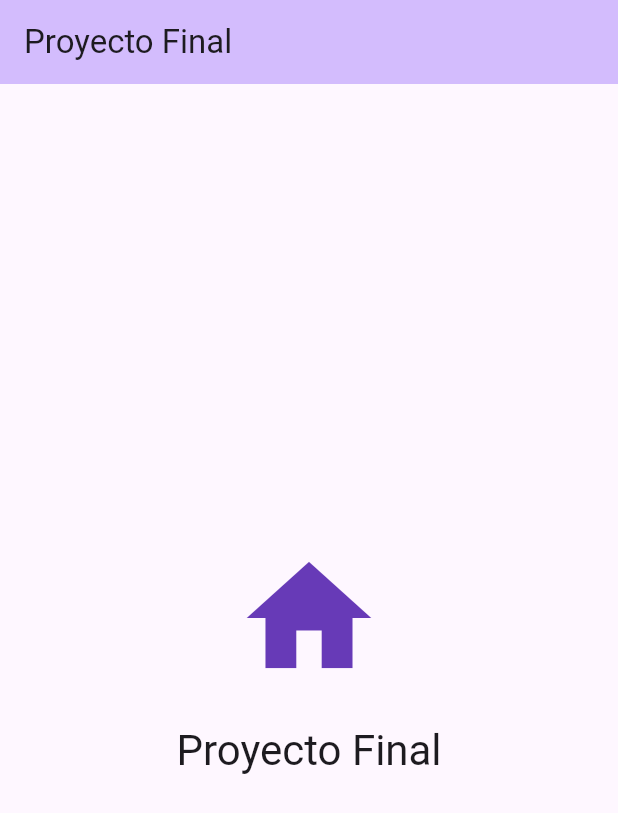
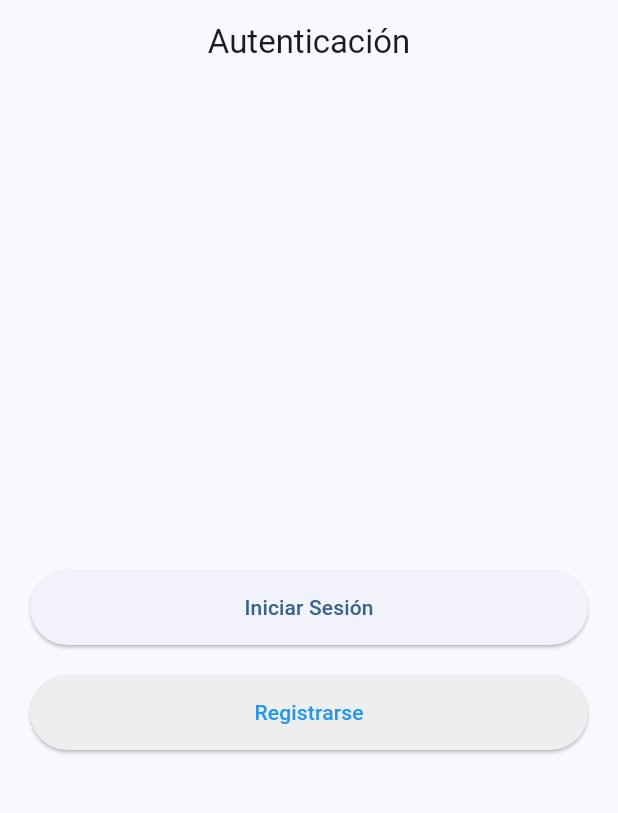
Before and after one commit to Area51-espe/Avianca-EMSA, a Flutter app: the screen it shows after launch, on a phone screen of 412 x 824 dp. Shown: the top 813 px of the screen. Run offline on Flutter 3.47's test engine with Material 3 defaults, Android fonts, the phone set to English and light mode, and no system bars; our stand-ins replace cloud_firestore, firebase_auth, firebase_core; accounts and stored records are empty.

Commit message:
feat(backend): Implementación completa de autenticación y Base de Datos

```diff
--- a/lib/main.dart
+++ b/lib/main.dart
@@ -1,6 +1,22 @@
 import 'package:flutter/material.dart';
+import 'package:firebase_core/firebase_core.dart';
 
-void main() {
+void main() async {
+  WidgetsFlutterBinding.ensureInitialized();
+
+  // Configuración manual de Firebase
+  await Firebase.initializeApp(
+    options: const FirebaseOptions(
+      apiKey:
+          "AIzaSyCFRnB5paigeA1UkUxovJEra7eKRulzthg", // Reemplaza con tu API Key real
+      appId:
+          "1:313384693994:android:5e5f745be19da865d76793", // Reemplaza con tu App ID real
+      messagingSenderId: "313384693994",
+      projectId: "appaviancaemsa",
+    ),
+  );
+  print('Conexión a Firebase: ${Firebase.apps.isNotEmpty ? 'Éxito' : 'Falló'}');
+
   runApp(const MyApp());
 }
 
@@ -10,46 +26,61 @@ class MyApp extends StatelessWidget {
   @override
   Widget build(BuildContext context) {
     return MaterialApp(
-      title: 'Proyecto Final', // Changed the app title
+      debugShowCheckedModeBanner: false,
+      title: 'Avianca EMSA',
       theme: ThemeData(
-        colorScheme: ColorScheme.fromSeed(seedColor: Colors.deepPurple),
+        colorScheme: ColorScheme.fromSeed(
+          seedColor: Colors.blue,
+          brightness: Brightness.light,
+        ),
         useMaterial3: true,
       ),
-      home: const MyHomePage(title: 'Proyecto Final'), // Changed the home page title
+      home: const AuthScreen(),
     );
   }
 }
 
-class MyHomePage extends StatelessWidget { // Changed to StatelessWidget
-  const MyHomePage({super.key, required this.title});
-
-  final String title;
+class AuthScreen extends StatelessWidget {
+  const AuthScreen({super.key});
 
   @override
   Widget build(BuildContext context) {
     return Scaffold(
       appBar: AppBar(
-        backgroundColor: Theme.of(context).colorScheme.inversePrimary,
-        title: Text(title), // Uses the title passed to the widget
+        title: const Text('Autenticación'),
+        centerTitle: true,
       ),
-      body: Center(
-        child: Column(
-          mainAxisAlignment: MainAxisAlignment.center,
-          children: <Widget>[
-            const Icon(
-              Icons.home, // Home icon
-              size: 100.0, // Adjust size as needed
-              color: Colors.deepPurple, // Adjust color as needed
-            ),
-            const SizedBox(height: 20), // Adds some space between the icon and text
-            Text(
-              'Proyecto Final', // The desired text
-              style: Theme.of(context).textTheme.headlineMedium,
-            ),
-          ],
+      body: Padding(
+        padding: const EdgeInsets.all(20.0),
+        child: Center(
+          child: Column(
+            mainAxisAlignment: MainAxisAlignment.center,
+            children: [
+              ElevatedButton(
+                onPressed: () {
+                  // Lógica para iniciar sesión
+                },
+                style: ElevatedButton.styleFrom(
+                  minimumSize: const Size(double.infinity, 50),
+                ),
+                child: const Text('Iniciar Sesión'),
+              ),
+              const SizedBox(height: 20),
+              ElevatedButton(
+                onPressed: () {
+                  // Lógica para registrarse
+                },
+                style: ElevatedButton.styleFrom(
+                  minimumSize: const Size(double.infinity, 50),
+                  backgroundColor: Colors.grey[200],
+                  foregroundColor: Colors.blue,
+                ),
+                child: const Text('Registrarse'),
+              ),
+            ],
+          ),
         ),
       ),
-      // Removed the floatingActionButton
     );
   }
 }
--- a/pubspec.yaml
+++ b/pubspec.yaml
@@ -34,6 +34,9 @@ dependencies:
   # The following adds the Cupertino Icons font to your application.
   # Use with the CupertinoIcons class for iOS style icons.
   cupertino_icons: ^1.0.8
+  firebase_auth: ^4.11.3  # Para autenticación
+  firebase_core: ^2.18.0  # Core de Firebase
+  cloud_firestore: ^4.15.1 # Para la base de datos (HU-02)
 
 dev_dependencies:
   flutter_test:
```
Also changed, not shown: lib/src/backend/models/recorrido_model.dart (added, +53 -0 lines), lib/src/backend/services/auth_service.dart (added, +39 -0 lines), lib/src/backend/services/database_service.dart (added, +19 -0 lines), pubspec.lock, 6 other files.
